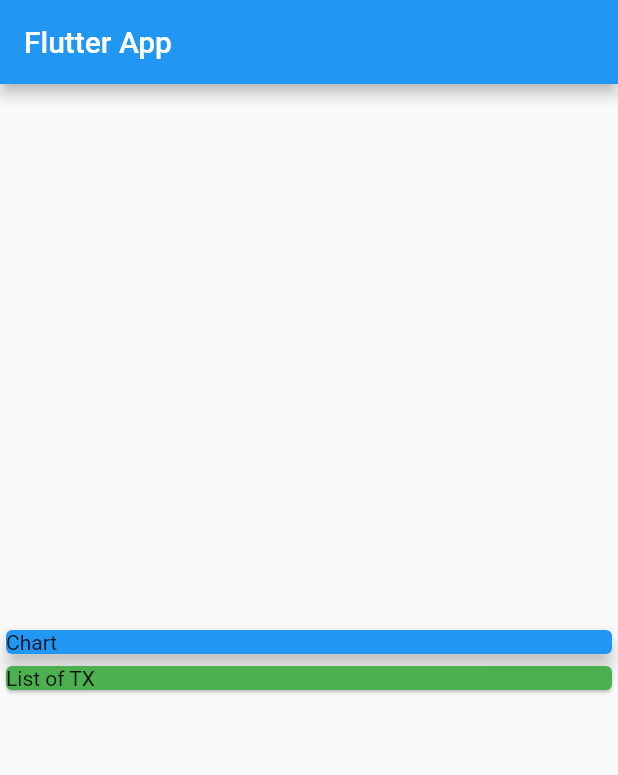
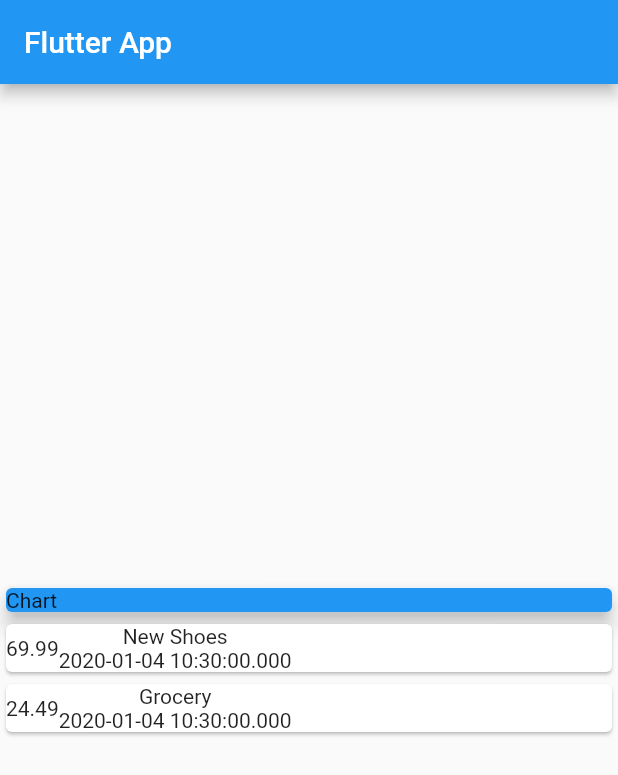
Before and after one commit to louishinohara/Expense-Tracker, a Flutter app: the screen it shows after launch, on a phone screen of 412 x 824 dp. Shown: the top 775 px of the screen. Run offline on Flutter 3.47's test engine with Material 2 defaults, Android fonts, the phone set to English and light mode, and no system bars.

Commit message:
Transaction Card

```diff
--- a/lib/main.dart
+++ b/lib/main.dart
@@ -1,4 +1,6 @@
 import 'package:flutter/material.dart';
+
+import './transaction.dart';
 
 void main() => runApp(MyApp());
 
@@ -13,6 +15,20 @@ class MyApp extends StatelessWidget {
 }
 
 class MyHomePage extends StatelessWidget {
+  final List<Transaction> transaction = [
+    Transaction(
+      id: 't1',
+      title: 'New Shoes',
+      amount: 69.99,
+      date: DateTime.now(),
+    ),
+    Transaction(
+      id: 't2',
+      title: 'Grocery',
+      amount: 24.49,
+      date: DateTime.now(),
+    ),
+  ];
   @override
   Widget build(BuildContext context) {
     return Scaffold(
@@ -31,10 +47,29 @@ class MyHomePage extends StatelessWidget {
             ),
             elevation: 5,
           ),
-          Card(
-            color: Colors.green,
-            child: Text('List of TX'),
+          Column(
+            children: transaction.map((tx) {
+              return Card(
+                child: Row(
+                  children: <Widget>[
+                    Container(
+                      child: Text(
+                        tx.amount.toString(),
+                      ),
+                    ),
+                    Column(children: <Widget>[
+                      Text(tx.title),
+                      Text(
+                        tx.date.toString(),
                       )
-        ]));
+                    ])
+                  ],
+                ),
+              );
+            }).toList(),
+          ),
+        ],
+      ),
+    );
   }
 }
--- /dev/null
+++ b/lib/transaction.dart
@@ -0,0 +1,16 @@
+import 'package:flutter/material.dart';
+import'package:flutter/foundation.dart';
+
+class Transaction {
+  final String id;
+  final String title;
+  final double amount;
+  final DateTime date;
+
+  Transaction({
+    @required this.id,
+    @required this.title,
+    @required this.amount,
+    @required this.date,
+  });
+}
```
Also changed, not shown: 31 other files. Lines whose indentation alone changed are shown as unchanged.
